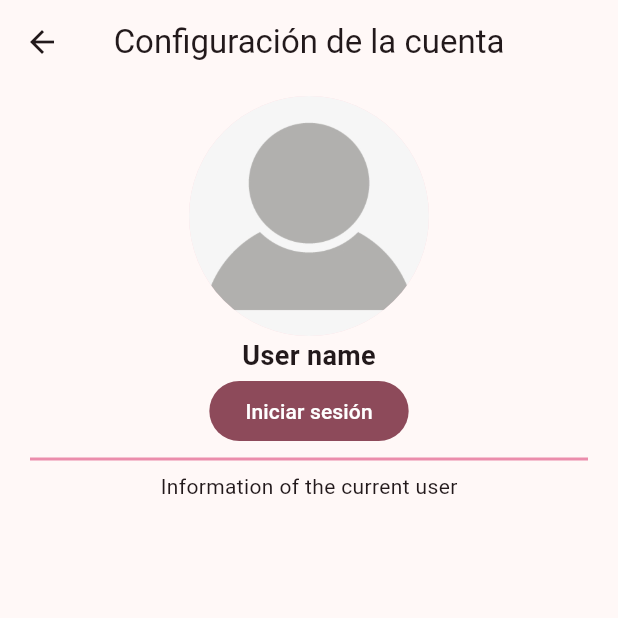
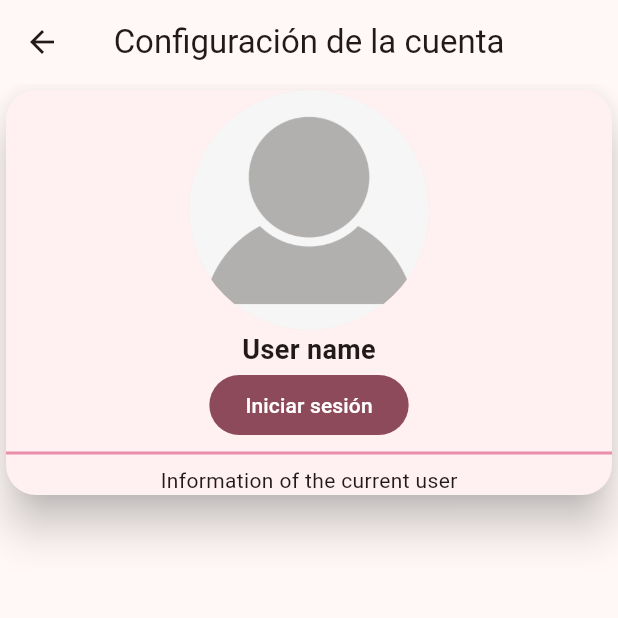
Before and after one commit to cristiangranero90/movies_app, a Flutter app: the screen it shows after launch, after a tap on the "settings" icon, on a phone screen of 412 x 824 dp, the top half of it. Run offline on Flutter 3.47's test engine with Material 3 defaults, Android fonts, the phone set to English and light mode, and no system bars; our stand-ins replace dio, sqflite; accounts and stored records are empty; network calls fail.

Commit message:
Theme config add. Support for dark mode

```diff
--- /dev/null
+++ b/lib/config/theme/theme_config.dart
@@ -0,0 +1,23 @@
+import 'package:flutter/material.dart';
+
+const color = Colors.pinkAccent;
+
+class ThemeConfig {
+  ThemeData light() {
+    return ThemeData(
+      useMaterial3: true,
+      colorSchemeSeed: color,
+    );
+  }
+
+  ThemeData dark() {
+    return ThemeData(
+      useMaterial3: true,
+      colorScheme: const ColorScheme.dark(
+          background: Colors.black12,
+          onBackground: Colors.grey,
+          primary: Colors.pinkAccent,
+          shadow: Colors.pink),
+    );
+  }
+}
--- a/lib/main.dart
+++ b/lib/main.dart
@@ -1,4 +1,5 @@
 import 'package:flutter/material.dart';
+import 'package:movies_app/config/theme/theme_config.dart';
 import 'package:movies_app/presentation/screens/main/main_screen.dart';
 import 'package:movies_app/presentation/screens/main/providers/movies_provider.dart';
 import 'package:provider/provider.dart';
@@ -15,7 +16,9 @@ class MovieApp extends StatelessWidget {
     return MultiProvider(
       providers: [ChangeNotifierProvider(create: (_) => MoviesProvider())],
       child: MaterialApp(
-        theme: MateTheme(),
+        theme: ThemeConfig().light(),
+        darkTheme: ThemeConfig().dark(),
+        themeMode: ThemeMode.system,
         debugShowCheckedModeBanner: false,
         home: const MainScreen(),
       ),
--- a/lib/presentation/screens/main/main_screen.dart
+++ b/lib/presentation/screens/main/main_screen.dart
@@ -32,7 +32,9 @@ class MainScreen extends StatelessWidget {
             ],
           ),
           bottomNavigationBar: const Bttom(),
-          body: GridView(
+          body: Padding(
+            padding: const EdgeInsets.all(4.0),
+            child: GridView(
               gridDelegate: const SliverGridDelegateWithFixedCrossAxisCount(
                   crossAxisCount: 3, crossAxisSpacing: 1, mainAxisSpacing: 1),
               controller: scrollController,
@@ -53,6 +55,7 @@ class MainScreen extends StatelessWidget {
                       onImageError: (object, stackTrace) {
                         return;
                       }),
+                ),
               ),
             ),
           )),
--- a/lib/presentation/screens/settings/settings_screen.dart
+++ b/lib/presentation/screens/settings/settings_screen.dart
@@ -17,8 +17,10 @@ class SettingsScreen extends StatelessWidget {
       ),
       body: SizedBox(
         width: double.maxFinite,
-        child: Padding(
-          padding: const EdgeInsets.symmetric(vertical: 8.0, horizontal: 20),
+        child: Card(
+          elevation: 12,
+          shape: const RoundedRectangleBorder(
+              borderRadius: BorderRadiusDirectional.all(Radius.circular(20))),
           child: Column(
             mainAxisAlignment: MainAxisAlignment.center,
             crossAxisAlignment: CrossAxisAlignment.center,
```
Also changed, not shown: lib/presentation/screens/movies/movie_widget.dart (+29 -6 lines). Lines whose indentation alone changed are shown as unchanged.
